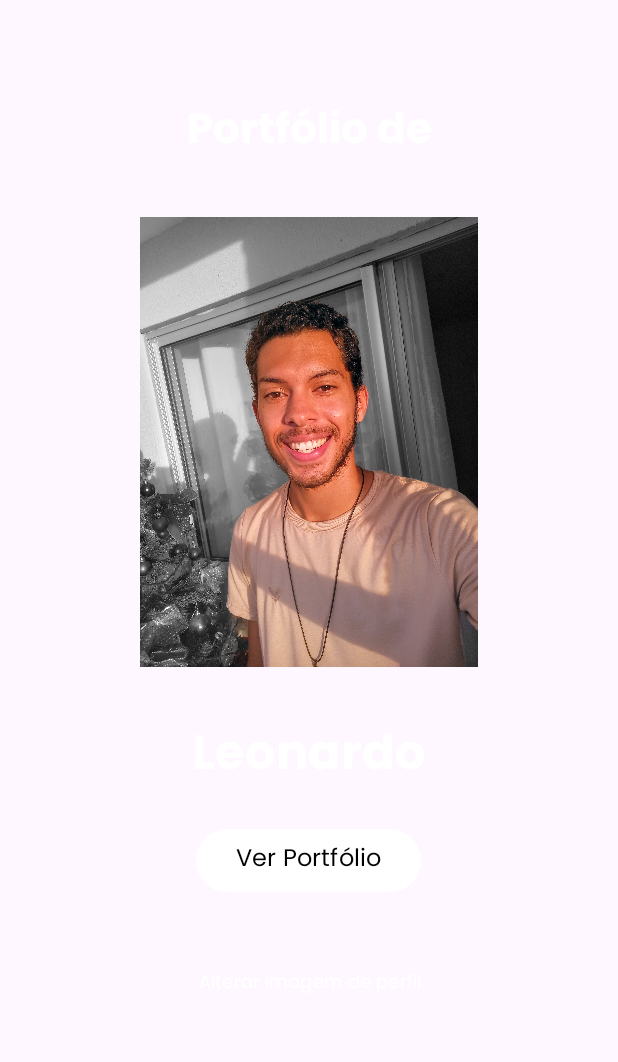
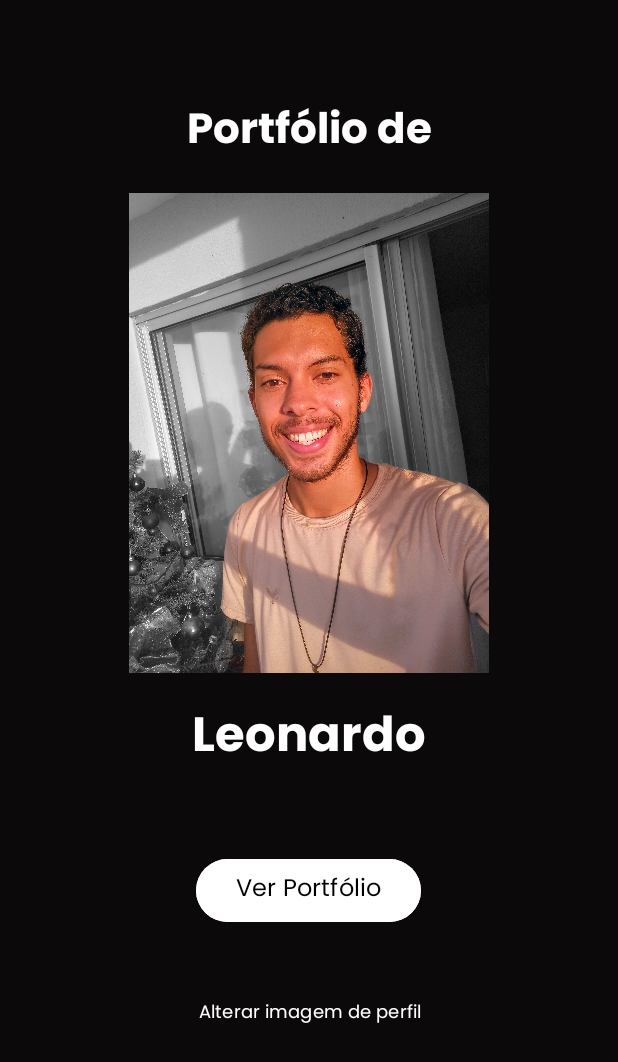
Before and after one commit to leonardolopesb/Portfolio, an Android app: the layout activity_main.xml on its own in the app's theme, with its tools: preview values and no code run, on a phone screen of 412 x 824 dp. Shown: the top 1062 px of the screen. Run offline under Robolectric (Android 15) with nearby library versions, the light colour scheme and no system bars.

Commit message:
Pós-formatação 13/05
revisão e teste

```diff
--- a/app/src/main/res/layout/activity_main.xml
+++ b/app/src/main/res/layout/activity_main.xml
@@ -6,6 +6,7 @@
     android:layout_width="match_parent"
     android:layout_height="match_parent"
     android:orientation="vertical"
+    android:background="@color/night"
     android:layout_gravity="center"
     android:padding="32dp"
     tools:context=".MainActivity">
@@ -23,8 +24,8 @@
     <ImageView
         android:id="@+id/imgPerfil"
         android:layout_width="match_parent"
-        android:layout_margin="32dp"
-        android:layout_height="300dp"
+        android:layout_margin="16dp"
+        android:layout_height="320dp"
         app:srcCompat="@drawable/eu" />
 
     <TextView
@@ -46,7 +47,7 @@
         android:fontFamily="@font/poppins"
         android:backgroundTint="@android:color/white"
         android:layout_gravity="center"
-        android:layout_marginTop="16dp"/>
+        android:layout_marginTop="48dp"/>
 
     <Button
         android:id="@+id/btnClicar"
--- a/app/src/main/res/values/colors.xml
+++ b/app/src/main/res/values/colors.xml
@@ -1,6 +1,7 @@
 <?xml version="1.0" encoding="utf-8"?>
 <resources>
     <color name="black">#FF000000</color>
+    <color name="night">#0C090A</color>
     <color name="white">#FFFFFFFF</color>
     <color name="gray">#808080</color>
     <color name="blue">#0000FF</color>
```
